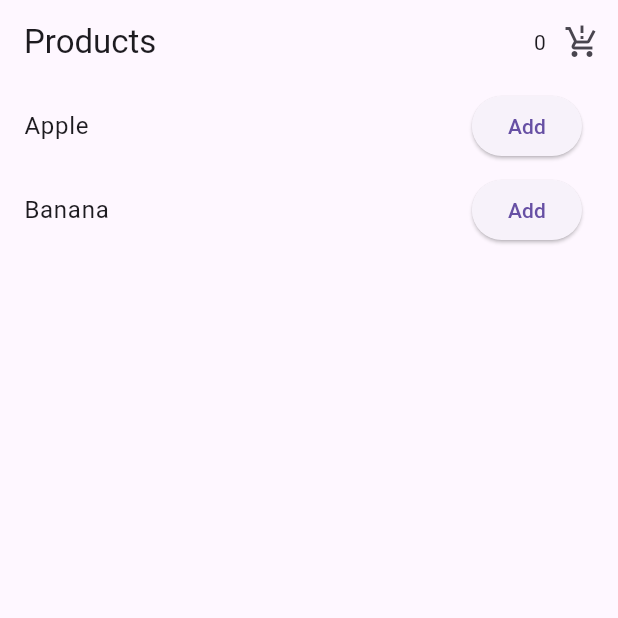
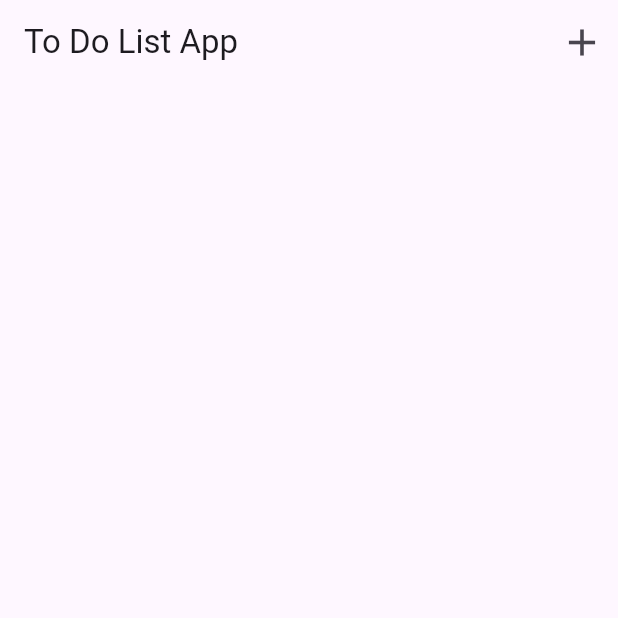
Before and after one commit to TanvirEmon001/provider_state_management_learning, a Flutter app: the screen it shows after launch, on a phone screen of 412 x 824 dp, the top half of it. Run offline on Flutter 3.47's test engine with Material 3 defaults, Android fonts, the phone set to English and light mode, and no system bars.

Commit message:
To do list app with provider

```diff
--- a/lib/app.dart
+++ b/lib/app.dart
@@ -1,5 +1,6 @@
 import 'package:counter_provider/ui/screens/add_to_cart_screen.dart';
 import 'package:counter_provider/ui/screens/counter_home_screen.dart';
+import 'package:counter_provider/ui/screens/to_do_home_screen.dart';
 import 'package:flutter/material.dart';
 class CounterAppProvider extends StatelessWidget{
   const CounterAppProvider({super.key});
@@ -7,7 +8,7 @@ class CounterAppProvider extends StatelessWidget{
   @override
   Widget build(BuildContext context){
     return MaterialApp(
-      home: AddToCartScreen(),
+      home: ToDoHomeScreen(),
     );
   }
 
--- a/lib/main.dart
+++ b/lib/main.dart
@@ -1,13 +1,14 @@
 import 'package:counter_provider/app.dart';
 import 'package:counter_provider/providers/cart_provider.dart';
 import 'package:counter_provider/providers/counter_provider.dart';
+import 'package:counter_provider/providers/to_do_provider.dart';
 import 'package:flutter/material.dart';
 import 'package:provider/provider.dart';
 
 void main(){
   runApp(
     ChangeNotifierProvider(
-      create: (_) => CartProvider(),
+      create: (_) => ToDoProvider(),
      child: const CounterAppProvider(),
     )
   );
--- /dev/null
+++ b/lib/providers/to_do_provider.dart
@@ -0,0 +1,19 @@
+import 'package:flutter/foundation.dart';
+
+class ToDoProvider with ChangeNotifier {
+  final List<Map<String,String>> _taskItemListMap = [];
+
+  List<Map<String,String>> get taskItemListMap => _taskItemListMap;
+
+  void addTask(String taskName){
+    _taskItemListMap.add(
+      {
+        "taskName" : taskName
+      }
+    );
+    notifyListeners();
+  }
+
+  int get taskLength => _taskItemListMap.length;
+
+}
--- a/lib/ui/screens/add_to_cart_screen.dart
+++ b/lib/ui/screens/add_to_cart_screen.dart
@@ -1,4 +1,4 @@
-import 'package:counter_provider/providers/show_product_screen.dart';
+import 'package:counter_provider/ui/screens/show_product_screen.dart';
 import 'package:flutter/material.dart';
 import 'package:provider/provider.dart';
 
--- a/lib/providers/show_product_screen.dart
+++ b/lib/ui/screens/show_product_screen.dart
@@ -1,7 +1,7 @@
 import 'package:flutter/material.dart';
 import 'package:provider/provider.dart';
 
-import '../../providers/cart_provider.dart';
+import '../../../providers/cart_provider.dart';
 
 class ShowProductScreen extends StatefulWidget {
   const ShowProductScreen({super.key});
--- /dev/null
+++ b/lib/ui/screens/to_do_home_screen.dart
@@ -0,0 +1,54 @@
+import 'package:counter_provider/providers/to_do_provider.dart';
+import 'package:counter_provider/ui/screens/add_new_task_screen.dart';
+import 'package:flutter/material.dart';
+import 'package:provider/provider.dart';
+
+class ToDoHomeScreen extends StatefulWidget {
+  const ToDoHomeScreen({super.key});
+
+  @override
+  State<ToDoHomeScreen> createState() {
+    return _ToDoHomeScreenState();
+  }
+}
+
+class _ToDoHomeScreenState extends State<ToDoHomeScreen> {
+
+
+  @override
+  Widget build(BuildContext context) {
+
+    final listMap = context.watch<ToDoProvider>().taskItemListMap;
+    return Scaffold(
+      appBar: AppBar(
+        title: Text("To Do List App"),
+        actions: [
+          IconButton(
+            onPressed: () {
+              Navigator.push(
+                context,
+                MaterialPageRoute(builder: (context) => AddNewTaskScreen()),
+              );
+            },
+            icon: Icon(Icons.add, size: 30),
+          ),
+        ],
+      ),
+      body: Column(
+        children: [
+          Expanded(
+            child: ListView.builder(
+              itemCount: listMap.length,
+              itemBuilder: (context, index) => ListTile(
+                title: Consumer<ToDoProvider>(
+                  builder: (context, task, child) =>
+                      Text(listMap[index]["taskName"].toString()),
+                ),
+              ),
+            ),
+          )
+        ],
+      ),
+    );
+  }
+}
```
Also changed, not shown: lib/ui/screens/add_new_task_screen.dart (added, +62 -0 lines), 1 other file.
